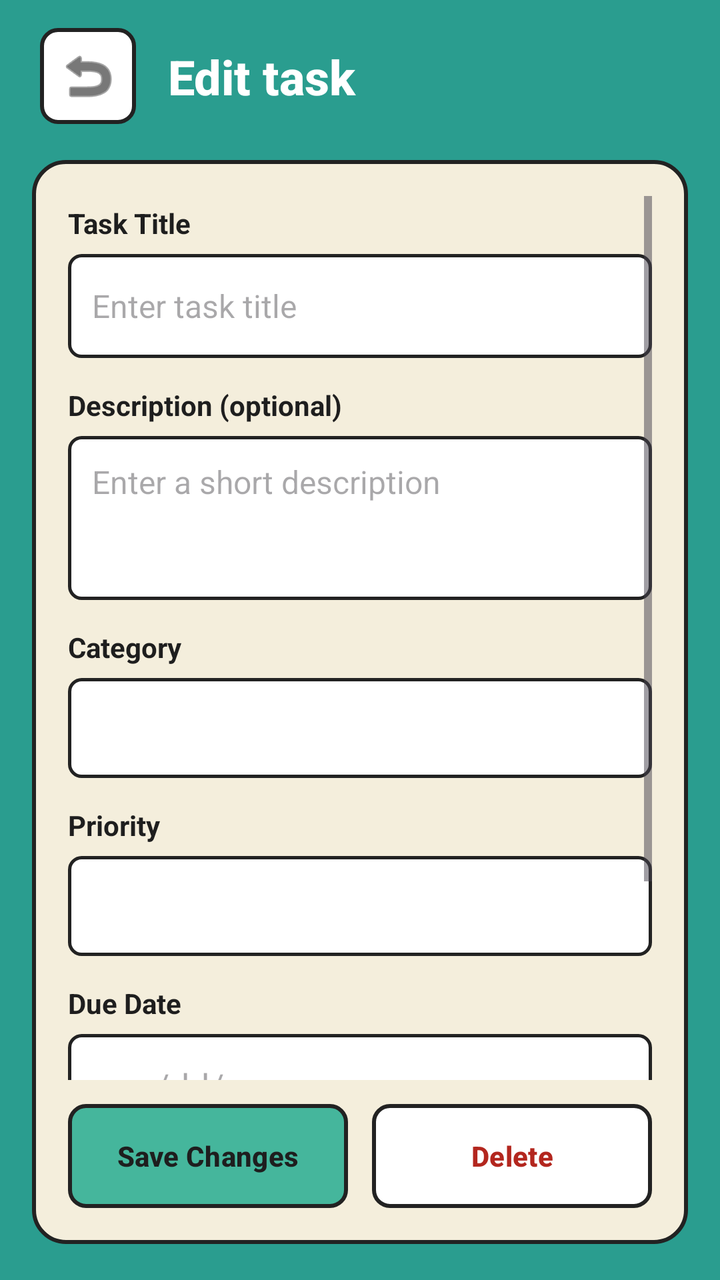
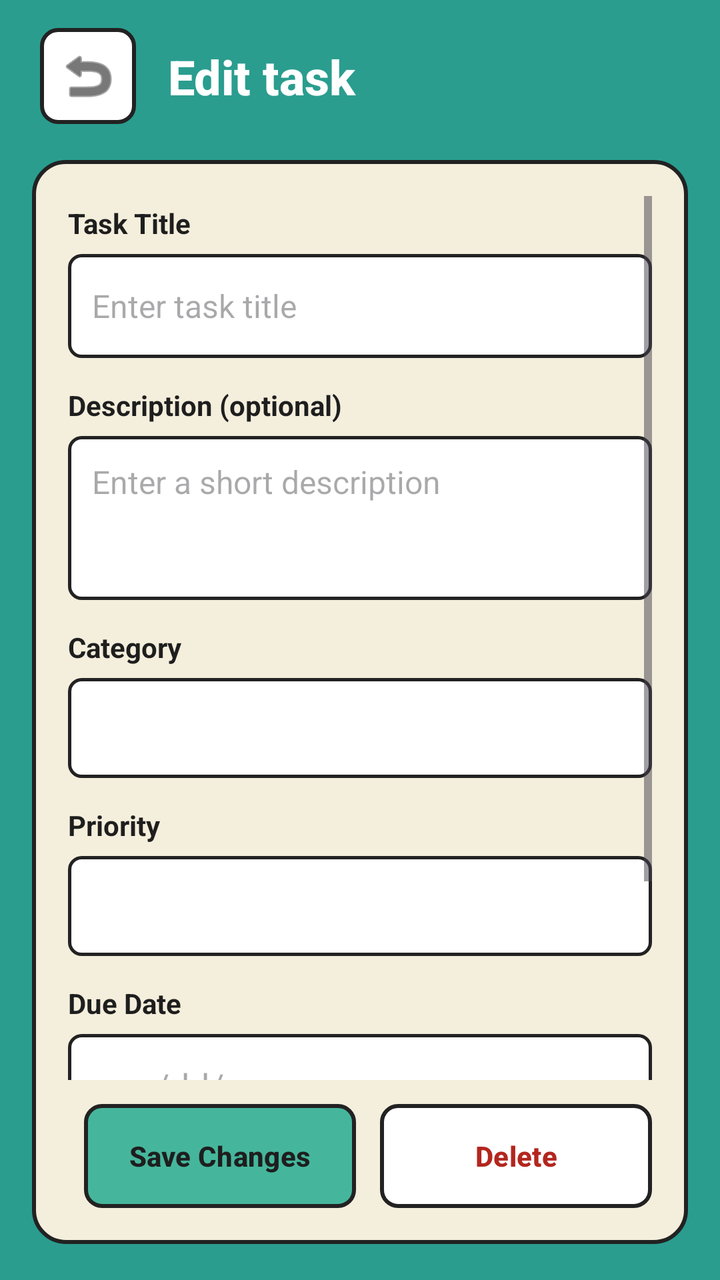

Two renders of the same Android screen: before a commit and after it. Below are the layout's source before the change and the commit's diff.
<!-- AndroidManifest.xml: application theme Theme.ApplicationProject -->
<!-- res/layout/activity_edit_task.xml -->
<?xml version="1.0" encoding="utf-8"?>
<androidx.constraintlayout.widget.ConstraintLayout xmlns:android="http://schemas.android.com/apk/res/android"
    xmlns:app="http://schemas.android.com/apk/res-auto"
    xmlns:tools="http://schemas.android.com/tools"
    android:id="@+id/main"
    android:layout_width="match_parent"
    android:layout_height="match_parent"
    android:background="@color/app_teal"
    tools:context=".EditTaskActivity">

    <ImageButton
        android:id="@+id/btnBack"
        android:layout_width="48dp"
        android:layout_height="48dp"
        android:layout_marginStart="20dp"
        android:layout_marginTop="14dp"
        android:background="@drawable/bg_button_white"
        android:contentDescription="@string/back"
        android:src="@android:drawable/ic_menu_revert"
        app:layout_constraintStart_toStartOf="parent"
        app:layout_constraintTop_toTopOf="parent"
        app:tint="@color/text_dark" />

    <TextView
        android:id="@+id/tvEditTaskTitle"
        android:layout_width="0dp"
        android:layout_height="wrap_content"
        android:layout_marginStart="16dp"
        android:layout_marginEnd="20dp"
        android:fontFamily="sans-serif-medium"
        android:text="@string/edit_task"
        android:textColor="@color/white"
        android:textSize="24sp"
        android:textStyle="bold"
        app:layout_constraintBottom_toBottomOf="@id/btnBack"
        app:layout_constraintEnd_toEndOf="parent"
        app:layout_constraintStart_toEndOf="@id/btnBack"
        app:layout_constraintTop_toTopOf="@id/btnBack" />

    <androidx.constraintlayout.widget.ConstraintLayout
        android:id="@+id/mainCard"
        android:layout_width="0dp"
        android:layout_height="0dp"
        android:layout_marginStart="16dp"
        android:layout_marginTop="18dp"
        android:layout_marginEnd="16dp"
        android:layout_marginBottom="18dp"
        android:background="@drawable/bg_card_cream"
        android:padding="18dp"
        app:layout_constraintBottom_toBottomOf="parent"
        app:layout_constraintEnd_toEndOf="parent"
        app:layout_constraintStart_toStartOf="parent"
        app:layout_constraintTop_toBottomOf="@id/btnBack">

        <ScrollView
            android:layout_width="0dp"
            android:layout_height="0dp"
            android:layout_marginBottom="12dp"
            android:fillViewport="true"
            app:layout_constraintBottom_toTopOf="@id/layoutButtons"
            app:layout_constraintEnd_toEndOf="parent"
            app:layout_constraintStart_toStartOf="parent"
            app:layout_constraintTop_toTopOf="parent">

            <LinearLayout
                android:layout_width="match_parent"
                android:layout_height="wrap_content"
                android:orientation="vertical"
                android:paddingTop="4dp"
                android:paddingBottom="8dp">

                <TextView
                    android:layout_width="wrap_content"
                    android:layout_height="wrap_content"
                    android:text="@string/task_title"
                    android:textColor="@color/text_dark"
                    android:textStyle="bold" />

                <EditText
                    android:id="@+id/etTaskTitle"
                    android:layout_width="match_parent"
                    android:layout_height="52dp"
                    android:layout_marginTop="6dp"
                    android:layout_marginBottom="14dp"
                    android:background="@drawable/bg_edit_text"
                    android:hint="@string/enter_task_title"
                    android:inputType="textCapSentences"
                    android:paddingHorizontal="12dp"
                    android:textColor="@color/text_dark"
                    android:textSize="16sp"
                    tools:ignore="Autofill,VisualLintTextFieldSize" />

                <TextView
                    android:layout_width="wrap_content"
                    android:layout_height="wrap_content"
                    android:text="@string/description_optional"
                    android:textColor="@color/text_dark"
                    android:textStyle="bold" />

                <EditText
                    android:id="@+id/etDescription"
                    android:layout_width="match_parent"
                    android:layout_height="82dp"
                    android:layout_marginTop="6dp"
                    android:layout_marginBottom="14dp"
                    android:background="@drawable/bg_edit_text"
                    android:gravity="top|start"
                    android:hint="@string/enter_a_short_description"
                    android:inputType="textCapSentences|textMultiLine"
                    android:padding="12dp"
                    android:textColor="@color/text_dark"
                    android:textSize="16sp"
                    tools:ignore="Autofill,VisualLintTextFieldSize" />

                <TextView
                    android:layout_width="wrap_content"
                    android:layout_height="wrap_content"
                    android:text="@string/category"
                    android:textColor="@color/text_dark"
                    android:textStyle="bold" />

                <Spinner
                    android:id="@+id/spinnerCategory"
                    android:layout_width="match_parent"
                    android:layout_height="50dp"
                    android:layout_marginTop="6dp"
                    android:layout_marginBottom="14dp"
                    android:background="@drawable/bg_edit_text"
                    android:paddingHorizontal="8dp" />

                <TextView
                    android:layout_width="wrap_content"
                    android:layout_height="wrap_content"
                    android:text="@string/priority_label"
                    android:textColor="@color/text_dark"
                    android:textStyle="bold" />

                <Spinner
                    android:id="@+id/spinnerPriority"
                    android:layout_width="match_parent"
                    android:layout_height="50dp"
                    android:layout_marginTop="6dp"
                    android:layout_marginBottom="14dp"
                    android:background="@drawable/bg_edit_text"
                    android:paddingHorizontal="8dp" />

                <TextView
                    android:layout_width="wrap_content"
                    android:layout_height="wrap_content"
                    android:text="@string/due_date1"
                    android:textColor="@color/text_dark"
                    android:textStyle="bold" />

                <EditText
                    android:id="@+id/etDueDate"
                    android:layout_width="match_parent"
                    android:layout_height="52dp"
                    android:layout_marginTop="6dp"
                    android:layout_marginBottom="14dp"
                    android:background="@drawable/bg_edit_text"
                    android:hint="@string/mm_dd_yyyy"
                    android:inputType="date"
                    android:paddingHorizontal="12dp"
                    android:textColor="@color/text_dark"
                    tools:ignore="Autofill,VisualLintTextFieldSize" />

                <TextView
                    android:layout_width="wrap_content"
                    android:layout_height="wrap_content"
                    android:text="@string/due_time_label"
                    android:textColor="@color/text_dark"
                    android:textStyle="bold" />

                <EditText
                    android:id="@+id/etDueTime"
                    android:layout_width="match_parent"
                    android:layout_height="52dp"
                    android:layout_marginTop="6dp"
                    android:background="@drawable/bg_edit_text"
                    android:hint="@string/due_time_hint"
                    android:inputType="time"
                    android:paddingHorizontal="12dp"
                    android:textColor="@color/text_dark"
                    tools:ignore="Autofill,VisualLintTextFieldSize" />
            </LinearLayout>
        </ScrollView>

        <LinearLayout
            android:id="@+id/layoutButtons"
            android:layout_width="0dp"
            android:layout_height="52dp"
            android:orientation="horizontal"
            app:layout_constraintBottom_toBottomOf="parent"
            app:layout_constraintEnd_toEndOf="parent"
            app:layout_constraintStart_toStartOf="parent">

            <Button
                android:id="@+id/btnSaveChanges"
                android:layout_width="0dp"
                android:layout_height="match_parent"
                android:layout_marginEnd="6dp"
                android:layout_weight="1"
                android:background="@drawable/bg_button_teal"
                android:text="@string/save_changes"
                android:textColor="@color/text_dark"
                android:textStyle="bold"
                app:backgroundTint="@null" />

            <Button
                android:id="@+id/btnDelete"
                android:layout_width="0dp"
                android:layout_height="match_parent"
                android:layout_marginStart="6dp"
                android:layout_weight="1"
                android:background="@drawable/bg_button_white"
                android:text="@string/delete2"
                android:textColor="@color/category_delete"
                android:textStyle="bold"
                app:backgroundTint="@null" />
        </LinearLayout>
    </androidx.constraintlayout.widget.ConstraintLayout>
</androidx.constraintlayout.widget.ConstraintLayout>
<!-- resources referenced by this layout -->
<resources>
  <color name="app_teal">#2A9D8F</color>
  <color name="category_delete">#B3261E</color>
  <color name="text_dark">#1E1E1E</color>
  <color name="white">#FFFFFFFF</color>
  <!-- drawable bg_button_teal (drawable) -->
  <?xml version="1.0" encoding="utf-8"?>
  <shape xmlns:android="http://schemas.android.com/apk/res/android"
      android:shape="rectangle">
      <solid android:color="@color/header_teal" />
      <stroke android:width="2dp" android:color="@color/border_dark" />
      <corners android:radius="8dp" />
  </shape>
  <!-- drawable bg_button_white (drawable) -->
  <?xml version="1.0" encoding="utf-8"?>
  <shape xmlns:android="http://schemas.android.com/apk/res/android"
      android:shape="rectangle">
      <solid android:color="@color/white" />
      <stroke android:width="2dp" android:color="@color/border_dark" />
      <corners android:radius="8dp" />
  </shape>
  <!-- drawable bg_card_cream (drawable) -->
  <?xml version="1.0" encoding="utf-8"?>
  <shape xmlns:android="http://schemas.android.com/apk/res/android"
      android:shape="rectangle">
      <solid android:color="@color/card_cream" />
      <stroke android:width="2dp" android:color="@color/border_dark" />
      <corners android:radius="16dp" />
  </shape>
  <!-- drawable bg_edit_text (drawable) -->
  <?xml version="1.0" encoding="utf-8"?>
  <shape xmlns:android="http://schemas.android.com/apk/res/android"
      android:shape="rectangle">
      <solid android:color="@color/white" />
      <stroke android:width="1.5dp" android:color="@color/border_dark" />
      <corners android:radius="6dp" />
  </shape>
  <string name="back">Back</string>
  <string name="category">Category</string>
  <string name="delete2">Delete</string>
  <string name="description_optional">Description (optional)</string>
  <string name="due_date1">Due Date</string>
  <string name="due_time_hint">HH:MM</string>
  <string name="due_time_label">Due time (optional)</string>
  <string name="edit_task">Edit task</string>
  <string name="enter_a_short_description">Enter a short description</string>
  <string name="enter_task_title">Enter task title</string>
  <string name="mm_dd_yyyy">mm/dd/yyyy</string>
  <string name="priority_label">Priority</string>
  <string name="save_changes">Save Changes</string>
  <string name="task_title">Task Title</string>
  <style name="Theme.ApplicationProject" parent="Base.Theme.ApplicationProject" />
  <color name="header_teal">#45B69C</color>
  <color name="border_dark">#222222</color>
  <color name="card_cream">#F4EEDC</color>
  <style name="Base.Theme.ApplicationProject" parent="Theme.Material3.DayNight.NoActionBar">
          
          
      </style>
</resources>

<!-- the commit's change to res/layout/activity_edit_task.xml (unified diff, before → after) -->
@@ -35,7 +35,8 @@
         app:layout_constraintBottom_toBottomOf="@id/btnBack"
         app:layout_constraintEnd_toEndOf="parent"
         app:layout_constraintStart_toEndOf="@id/btnBack"
-        app:layout_constraintTop_toTopOf="@id/btnBack" />
+        app:layout_constraintTop_toTopOf="@id/btnBack"
+        tools:ignore="VisualLintSystemUi" />
 
     <androidx.constraintlayout.widget.ConstraintLayout
         android:id="@+id/mainCard"
@@ -187,6 +188,7 @@
 
         <LinearLayout
             android:id="@+id/layoutButtons"
+            style="?android:attr/buttonBarStyle"
             android:layout_width="0dp"
             android:layout_height="52dp"
             android:orientation="horizontal"
@@ -196,6 +198,7 @@
 
             <Button
                 android:id="@+id/btnSaveChanges"
+                style="?android:attr/buttonBarButtonStyle"
                 android:layout_width="0dp"
                 android:layout_height="match_parent"
                 android:layout_marginEnd="6dp"
@@ -204,10 +207,12 @@
                 android:text="@string/save_changes"
                 android:textColor="@color/text_dark"
                 android:textStyle="bold"
-                app:backgroundTint="@null" />
+                app:backgroundTint="@null"
+                tools:ignore="VisualLintButtonSize" />
 
             <Button
                 android:id="@+id/btnDelete"
+                style="?android:attr/buttonBarButtonStyle"
                 android:layout_width="0dp"
                 android:layout_height="match_parent"
                 android:layout_marginStart="6dp"
@@ -216,7 +221,8 @@
                 android:text="@string/delete2"
                 android:textColor="@color/category_delete"
                 android:textStyle="bold"
-                app:backgroundTint="@null" />
+                app:backgroundTint="@null"
+                tools:ignore="VisualLintButtonSize" />
         </LinearLayout>
     </androidx.constraintlayout.widget.ConstraintLayout>
 </androidx.constraintlayout.widget.ConstraintLayout>
